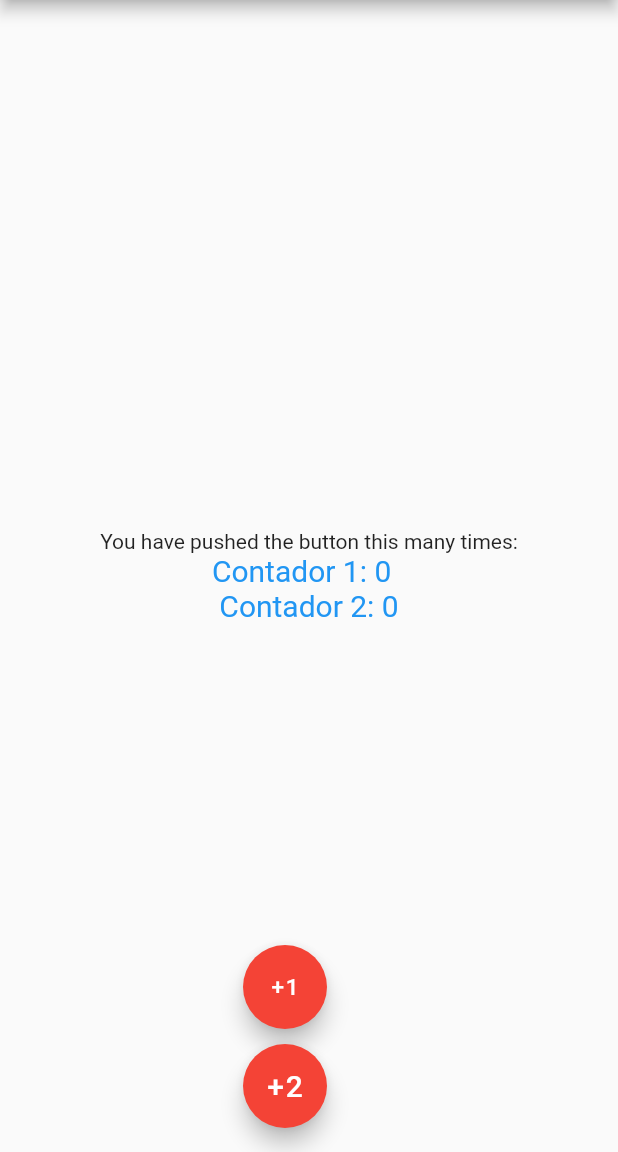
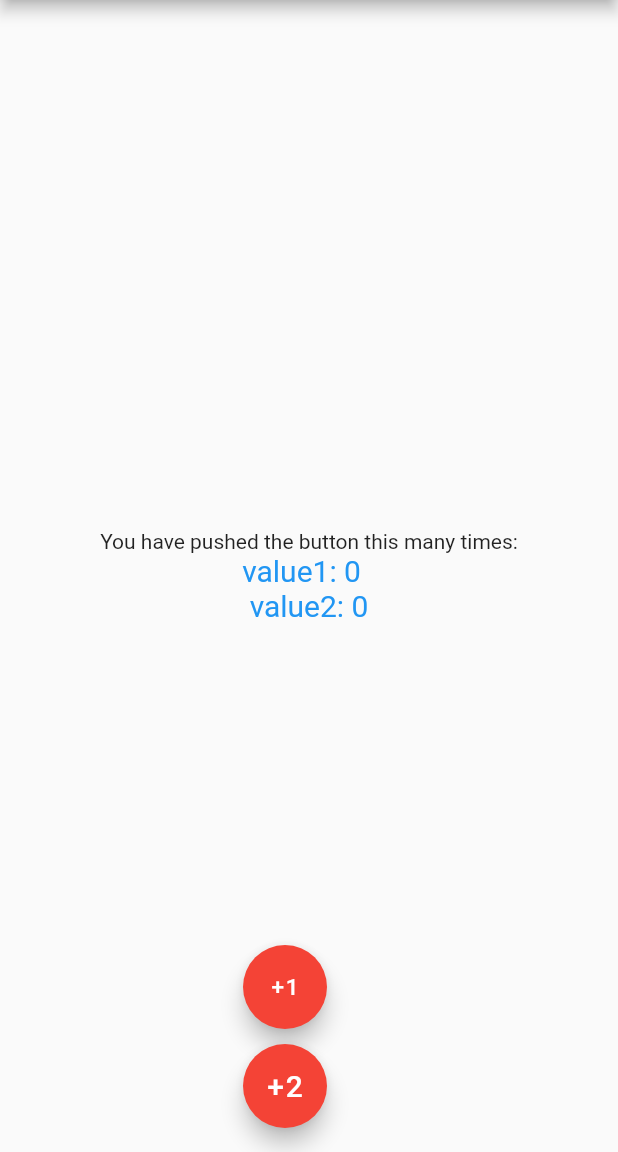
Before and after one commit to frankdrsilva/frk_provider_counter_test, a Flutter app: the screen it shows after launch, on a phone screen of 412 x 824 dp, the part 84-1236 px from its top. Run offline on Flutter 3.47's test engine with Material 2 defaults, Android fonts, the phone set to English and light mode, and no system bars.

Commit message:
Update main.dart

```diff
--- a/lib/main.dart
+++ b/lib/main.dart
@@ -71,7 +71,7 @@ class MyHomePage extends StatelessWidget {
             // rebuilds if the model is updated.
             Consumer<Counter>(
               builder: (context, counter, child) => Text(
-                    'Contador 1: ${counter.value1} \n Contador 2: ${counter.value2} ',
+                    'value1: ${counter.value1} \n value2: ${counter.value2} ',
                     style: TextStyle(color: Colors.blue, fontSize: 20.0),
                   ),
             ),
```
